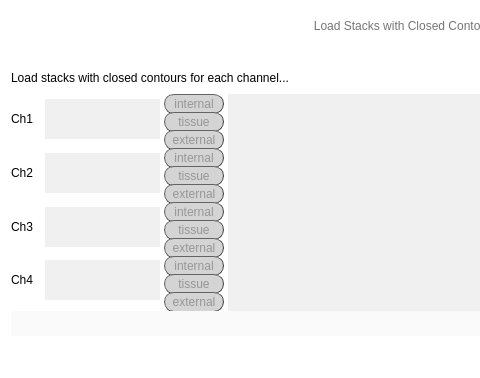
The window that src/gui/ui/load_closed_channels_screen.ui (jsanchez679/morphoHeart_rev) describes before a commit, drawn with Qt 5; both pictures show x 0 to 480 and y 0 to 378 of the 811 by 378 pixel window.
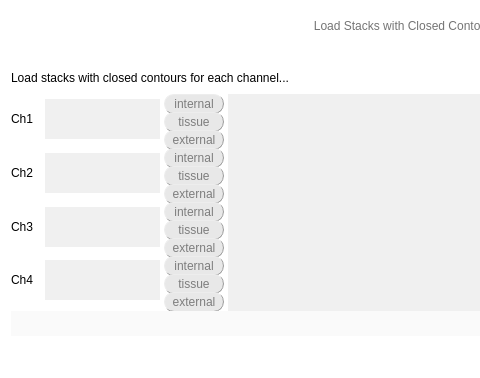
The same window after the commit.

Diff of the .ui file:
```diff
--- a/src/gui/ui/load_closed_channels_screen.ui
+++ b/src/gui/ui/load_closed_channels_screen.ui
@@ -322,9 +322,15 @@
 }
 
 QPushButton:disabled{
-background-color: rgb(212, 212, 212);
-border-color: rgb(66, 66, 66);
-color: rgb(150, 150, 150);
+background-color: rgb(232, 232, 232);
+border-color: rgb(158, 158, 158);
+color: rgb(125, 125, 125);
+}
+
+QPushButton:checked{
+background-color: rgb(107, 0, 80);
+border-color: rgb(76, 0, 57);
+color: rgb(234, 234, 234);
 }</string>
              </property>
              <property name="text">
@@ -450,9 +456,15 @@
 }
 
 QPushButton:disabled{
-background-color: rgb(212, 212, 212);
-border-color: rgb(66, 66, 66);
-color: rgb(150, 150, 150);
+background-color: rgb(232, 232, 232);
+border-color: rgb(158, 158, 158);
+color: rgb(125, 125, 125);
+}
+
+QPushButton:checked{
+background-color: rgb(107, 0, 80);
+border-color: rgb(76, 0, 57);
+color: rgb(234, 234, 234);
 }</string>
              </property>
              <property name="text">
@@ -572,9 +584,15 @@
 }
 
 QPushButton:disabled{
-background-color: rgb(212, 212, 212);
-border-color: rgb(66, 66, 66);
-color: rgb(150, 150, 150);
+background-color: rgb(232, 232, 232);
+border-color: rgb(158, 158, 158);
+color: rgb(125, 125, 125);
+}
+
+QPushButton:checked{
+background-color: rgb(107, 0, 80);
+border-color: rgb(76, 0, 57);
+color: rgb(234, 234, 234);
 }</string>
              </property>
              <property name="text">
@@ -763,9 +781,15 @@
 }
 
 QPushButton:disabled{
-background-color: rgb(212, 212, 212);
-border-color: rgb(66, 66, 66);
-color: rgb(150, 150, 150);
+background-color: rgb(232, 232, 232);
+border-color: rgb(158, 158, 158);
+color: rgb(125, 125, 125);
+}
+
+QPushButton:checked{
+background-color: rgb(107, 0, 80);
+border-color: rgb(76, 0, 57);
+color: rgb(234, 234, 234);
 }</string>
              </property>
              <property name="text">
@@ -885,9 +909,15 @@
 }
 
 QPushButton:disabled{
-background-color: rgb(212, 212, 212);
-border-color: rgb(66, 66, 66);
-color: rgb(150, 150, 150);
+background-color: rgb(232, 232, 232);
+border-color: rgb(158, 158, 158);
+color: rgb(125, 125, 125);
+}
+
+QPushButton:checked{
+background-color: rgb(107, 0, 80);
+border-color: rgb(76, 0, 57);
+color: rgb(234, 234, 234);
 }</string>
              </property>
              <property name="text">
@@ -1007,9 +1037,15 @@
 }
 
 QPushButton:disabled{
-background-color: rgb(212, 212, 212);
-border-color: rgb(66, 66, 66);
-color: rgb(150, 150, 150);
+background-color: rgb(232, 232, 232);
+border-color: rgb(158, 158, 158);
+color: rgb(125, 125, 125);
+}
+
+QPushButton:checked{
+background-color: rgb(107, 0, 80);
+border-color: rgb(76, 0, 57);
+color: rgb(234, 234, 234);
 }</string>
              </property>
              <property name="text">
@@ -1198,9 +1234,15 @@
 }
 
 QPushButton:disabled{
-background-color: rgb(212, 212, 212);
-border-color: rgb(66, 66, 66);
-color: rgb(150, 150, 150);
+background-color: rgb(232, 232, 232);
+border-color: rgb(158, 158, 158);
+color: rgb(125, 125, 125);
+}
+
+QPushButton:checked{
+background-color: rgb(107, 0, 80);
+border-color: rgb(76, 0, 57);
+color: rgb(234, 234, 234);
 }</string>
              </property>
              <property name="text">
@@ -1320,9 +1362,15 @@
 }
 
 QPushButton:disabled{
-background-color: rgb(212, 212, 212);
-border-color: rgb(66, 66, 66);
-color: rgb(150, 150, 150);
+background-color: rgb(232, 232, 232);
+border-color: rgb(158, 158, 158);
+color: rgb(125, 125, 125);
+}
+
+QPushButton:checked{
+background-color: rgb(107, 0, 80);
+border-color: rgb(76, 0, 57);
+color: rgb(234, 234, 234);
 }</string>
              </property>
              <property name="text">
@@ -1442,9 +1490,15 @@
 }
 
 QPushButton:disabled{
-background-color: rgb(212, 212, 212);
-border-color: rgb(66, 66, 66);
-color: rgb(150, 150, 150);
+background-color: rgb(232, 232, 232);
+border-color: rgb(158, 158, 158);
+color: rgb(125, 125, 125);
+}
+
+QPushButton:checked{
+background-color: rgb(107, 0, 80);
+border-color: rgb(76, 0, 57);
+color: rgb(234, 234, 234);
 }</string>
              </property>
              <property name="text">
@@ -1633,9 +1687,15 @@
 }
 
 QPushButton:disabled{
-background-color: rgb(212, 212, 212);
-border-color: rgb(66, 66, 66);
-color: rgb(150, 150, 150);
+background-color: rgb(232, 232, 232);
+border-color: rgb(158, 158, 158);
+color: rgb(125, 125, 125);
+}
+
+QPushButton:checked{
+background-color: rgb(107, 0, 80);
+border-color: rgb(76, 0, 57);
+color: rgb(234, 234, 234);
 }</string>
              </property>
              <property name="text">
@@ -1755,9 +1815,15 @@
 }
 
 QPushButton:disabled{
-background-color: rgb(212, 212, 212);
-border-color: rgb(66, 66, 66);
-color: rgb(150, 150, 150);
+background-color: rgb(232, 232, 232);
+border-color: rgb(158, 158, 158);
+color: rgb(125, 125, 125);
+}
+
+QPushButton:checked{
+background-color: rgb(107, 0, 80);
+border-color: rgb(76, 0, 57);
+color: rgb(234, 234, 234);
 }</string>
              </property>
              <property name="text">
@@ -1877,9 +1943,15 @@
 }
 
 QPushButton:disabled{
-background-color: rgb(212, 212, 212);
-border-color: rgb(66, 66, 66);
-color: rgb(150, 150, 150);
+background-color: rgb(232, 232, 232);
+border-color: rgb(158, 158, 158);
+color: rgb(125, 125, 125);
+}
+
+QPushButton:checked{
+background-color: rgb(107, 0, 80);
+border-color: rgb(76, 0, 57);
+color: rgb(234, 234, 234);
 }</string>
              </property>
              <property name="text">
```
Left out of the diff: 97 changed lines with no effect on the pictures.
